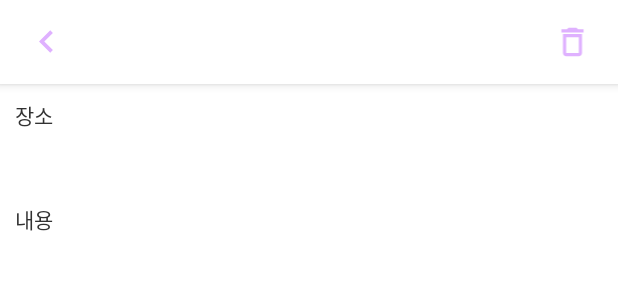
After one commit to rabbit-22/FoodMap, an Android app: the layout activity_detail_post.xml on its own in the app's theme, with its tools: preview values and no code run, on a phone screen of 412 x 824 dp. The commit adds this screen. Shown: the top 300 px of the screen. Run offline under Robolectric (Android 15) with nearby library versions, the phone set to English and light mode, and no system bars.

Commit message:
게시물 목록 & 상세 페이지 열람

```diff
--- a/app/src/main/java/kr/ac/tukorea/foodmap/WritePostActivity.kt
+++ b/app/src/main/java/kr/ac/tukorea/foodmap/WritePostActivity.kt
@@ -28,7 +28,7 @@ class WritePostActivity : AppCompatActivity() {
         super.onCreate(savedInstanceState)
         setContentView(R.layout.activity_write_post)
         mPostViewModel = ViewModelProvider(this).get(PostViewModel::class.java)
-        var format:SimpleDateFormat = SimpleDateFormat("yyyy년 MM월 dd일 ", Locale.getDefault())
+        var format:SimpleDateFormat = SimpleDateFormat("yyyy년 MM월 dd일", Locale.getDefault())
         var current:String = format.format(currentTime)
         wDateTv.setText(current)
         getResultText = registerForActivityResult(ActivityResultContracts.StartActivityForResult()){ result ->
@@ -72,7 +72,8 @@ class WritePostActivity : AppCompatActivity() {
     private fun insertDataToDatabase(){
         val review = wReviewEt.text.toString()
         val placeTitle = wPlaceEt.text.toString()
-        val post = Post(0, placeTitle, review, mapX!!.toDouble(), mapY!!.toDouble())
+        val date = wDateTv.text.toString()
+        val post = Post(0, placeTitle, review, mapX!!.toDouble(), mapY!!.toDouble(),date)
         mPostViewModel.addPost(post)
         Toast.makeText(this, "저장되었습니다", Toast.LENGTH_SHORT).show()
     }
--- a/app/src/main/java/kr/ac/tukorea/foodmap/room/Post.kt
+++ b/app/src/main/java/kr/ac/tukorea/foodmap/room/Post.kt
@@ -11,4 +11,5 @@ data class Post(
     @ColumnInfo(name = "review") val review: String?,
     @ColumnInfo(name = "map_x") val mapX: Double?,
     @ColumnInfo(name = "map_y") val mapY: Double?,
+    @ColumnInfo(name = "date") val date: String?,
 )
--- a/app/src/main/java/kr/ac/tukorea/foodmap/room/PostDao.kt
+++ b/app/src/main/java/kr/ac/tukorea/foodmap/room/PostDao.kt
@@ -8,8 +8,8 @@ interface PostDao {
     @Insert(onConflict = OnConflictStrategy.REPLACE)
     suspend fun insert(vararg post: Post)
 
-    @Delete
-    suspend fun delete(vararg post: Post)
+    @Query("DELETE FROM post_table WHERE id = :id")
+    fun deleteById(vararg id: Int)
 
     @Update
     suspend fun update(vararg post: Post)
@@ -17,4 +17,6 @@ interface PostDao {
     @Query("SELECT * FROM post_table ORDER BY id DESC")
     fun getAll(): LiveData<List<Post>>
 
+    @Query("SELECT count(id) FROM post_table")
+    fun getCount(): LiveData<Int>
 }
--- /dev/null
+++ b/app/src/main/res/drawable/ic_baseline_delete_outline_24.xml
@@ -0,0 +1,5 @@
+<vector android:height="30dp" android:tint="#DFB1FF"
+    android:viewportHeight="24" android:viewportWidth="24"
+    android:width="30dp" xmlns:android="http://schemas.android.com/apk/res/android">
+    <path android:fillColor="@android:color/white" android:pathData="M6,19c0,1.1 0.9,2 2,2h8c1.1,0 2,-0.9 2,-2L18,7L6,7v12zM8,9h8v10L8,19L8,9zM15.5,4l-1,-1h-5l-1,1L5,4v2h14L19,4z"/>
+</vector>
--- /dev/null
+++ b/app/src/main/res/layout/activity_detail_post.xml
@@ -0,0 +1,103 @@
+<?xml version="1.0" encoding="utf-8"?>
+<LinearLayout xmlns:android="http://schemas.android.com/apk/res/android"
+    xmlns:app="http://schemas.android.com/apk/res-auto"
+    xmlns:tools="http://schemas.android.com/tools"
+    android:layout_width="match_parent"
+    android:layout_height="match_parent"
+    android:orientation="vertical"
+    tools:context=".DetailPostActivity">
+    <com.google.android.material.appbar.AppBarLayout
+        android:layout_width="match_parent"
+        android:layout_height="wrap_content"
+        tools:ignore="MissingConstraints">
+
+        <androidx.appcompat.widget.Toolbar
+            android:id="@+id/dToolbar"
+            android:layout_width="match_parent"
+            android:layout_height="?attr/actionBarSize"
+            android:background="@color/white"
+            android:elevation="20dp">
+            <ImageView
+                android:id="@+id/dBackBt"
+                android:layout_width="wrap_content"
+                android:layout_height="wrap_content"
+                android:paddingRight="10dp"
+                android:src="@drawable/ic_baseline_keyboard_arrow_left_24" />
+            <TextView
+                android:id="@+id/dDateTv"
+                android:fontFamily="@font/nanumbarunpenb"
+                android:layout_gravity="center"
+                android:layout_width="wrap_content"
+                android:layout_height="wrap_content"
+                android:textColor="#858585" />
+
+            <ImageView
+                android:id="@+id/dDeleteBt"
+                android:layout_width="wrap_content"
+                android:layout_height="wrap_content"
+                android:layout_gravity="end"
+                android:padding="15dp"
+                android:src="@drawable/ic_baseline_delete_outline_24"
+                android:textColor="#DFB1FF"/>
+        </androidx.appcompat.widget.Toolbar>
+    </com.google.android.material.appbar.AppBarLayout>
+    <ScrollView
+        android:layout_width="match_parent"
+        android:layout_height="match_parent">
+        <LinearLayout
+            android:layout_width="match_parent"
+            android:layout_height="match_parent"
+            android:orientation="vertical">
+
+            <TextView
+                android:layout_width="wrap_content"
+                android:layout_height="wrap_content"
+                android:layout_marginLeft="10dp"
+                android:layout_marginTop="10dp"
+                android:fontFamily="@font/nanumbarunpenb"
+                android:text="장소"
+                android:textColor="#323232" />
+
+            <LinearLayout
+                android:layout_width="match_parent"
+                android:layout_height="wrap_content">
+
+                <EditText
+                    android:id="@+id/dPlaceEt"
+                    android:layout_width="match_parent"
+                    android:layout_height="wrap_content"
+                    android:layout_marginLeft="10dp"
+                    android:layout_marginTop="3dp"
+                    android:layout_weight="1"
+                    android:background="@null"
+                    android:fontFamily="@font/nanumbarunpenb"
+                    android:textSize="18dp" />
+            </LinearLayout>
+            <TextView
+                android:layout_width="wrap_content"
+                android:layout_height="wrap_content"
+                android:layout_marginLeft="10dp"
+                android:layout_marginTop="20dp"
+                android:text="내용"
+                android:fontFamily="@font/nanumbarunpenb"
+                android:textColor="#323232" />
+            <LinearLayout
+                android:layout_width="match_parent"
+                android:layout_height="match_parent"
+                android:paddingTop="3dp">
+
+                <EditText
+                    android:id="@+id/dReviewEt"
+                    android:layout_width="match_parent"
+                    android:layout_height="match_parent"
+                    android:layout_marginLeft="10dp"
+                    android:layout_marginTop="3dp"
+                    android:background="@null"
+                    android:gravity="top"
+                    android:fontFamily="@font/nanumbarunpenb"
+
+                    android:textSize="18dp" />
+            </LinearLayout>
+        </LinearLayout>
+    </ScrollView>
+</LinearLayout>
--- a/app/src/main/res/layout/activity_main.xml
+++ b/app/src/main/res/layout/activity_main.xml
@@ -29,6 +29,7 @@
                     android:layout_height="wrap_content"
                     android:textColor="@color/white"
                     android:layout_gravity="center"
+                    android:fontFamily="@font/nanumbarunpenb"
                     android:textSize="20dp"/>
             </androidx.appcompat.widget.Toolbar>
 
@@ -63,6 +64,7 @@
         android:layout_height="match_parent"
         android:layout_gravity="start"
         android:fitsSystemWindows="true"
+        app:itemTextAppearance="@style/style_item"
         app:menu="@menu/menu_list"
         app:headerLayout="@layout/header"/>
 
--- a/app/src/main/res/layout/activity_search_location.xml
+++ b/app/src/main/res/layout/activity_search_location.xml
@@ -32,6 +32,7 @@
                 android:layout_gravity="end"
                 android:padding="20dp"
                 android:text="등록"
+                android:fontFamily="@font/nanumbarunpenb"
                 android:textColor="#DFB1FF" />
         </androidx.appcompat.widget.Toolbar>
     </com.google.android.material.appbar.AppBarLayout>
--- a/app/src/main/res/values/themes.xml
+++ b/app/src/main/res/values/themes.xml
@@ -13,6 +13,10 @@
         <item name="android:statusBarColor" tools:targetApi="l">?attr/colorPrimaryVariant</item>
         <!-- Customize your theme here. -->
     </style>
+    <style name="style_item">
+        <item name="android:fontFamily">@font/nanumbarunpenb</item>
+    </style>
+
 
 
 </resources>
```
Also changed, not shown: app/src/main/java/kr/ac/tukorea/foodmap/DetailPostActivity.kt (added, +56 -0 lines), app/src/main/java/kr/ac/tukorea/foodmap/ListAdapter.kt (added, +55 -0 lines), app/src/main/java/kr/ac/tukorea/foodmap/TabListFragment.kt (+36 -3 lines), app/src/main/java/kr/ac/tukorea/foodmap/TabSettingFragment.kt (+19 -1 lines), app/src/main/java/kr/ac/tukorea/foodmap/room/PostRepository.kt (+5 -3 lines), app/src/main/java/kr/ac/tukorea/foodmap/room/PostViewModel.kt (+10 -4 lines), app/src/main/res/drawable/rounded.xml (added, +9 -0 lines), app/src/main/res/font/font.xml (+4 -4 lines), app/src/main/res/layout/activity_write_post.xml (+9 -3 lines), app/src/main/res/layout/custom_item.xml (added, +48 -0 lines), app/src/main/res/layout/fragment_tab_setting.xml (+10 -1 lines), 1 other file.
